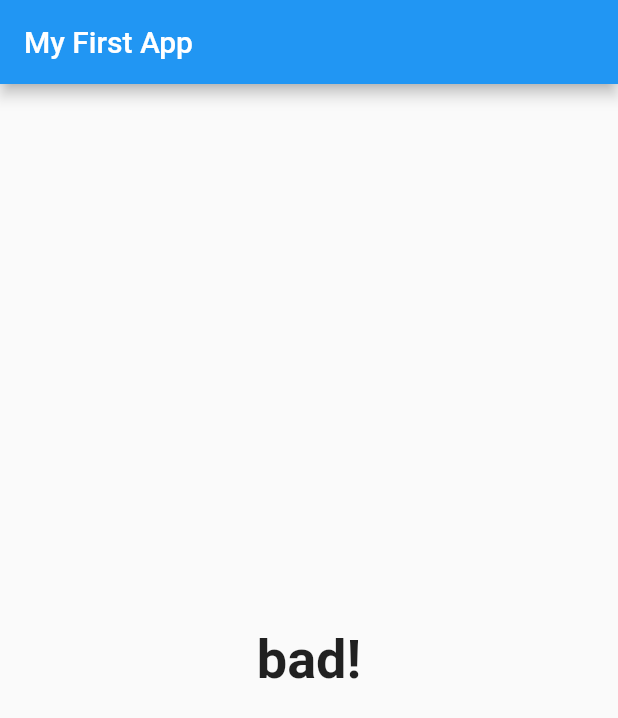
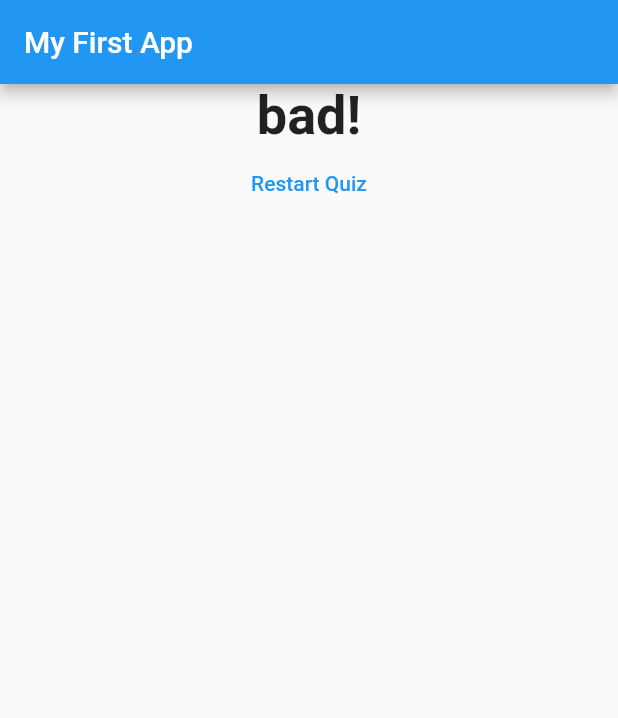
Before and after one commit to soumya-94/flutter_basic_guide, a Flutter app: the screen it shows after launch, after a tap on "blue", after a tap on "snake", after a tap on "food3", on a phone screen of 412 x 824 dp. Shown: the top 718 px of the screen. Run offline on Flutter 3.47's test engine with Material 2 defaults, Android fonts, the phone set to English and light mode, and no system bars.

Commit message:
final changes

```diff
--- a/lib/main.dart
+++ b/lib/main.dart
@@ -46,13 +46,19 @@ class _MyAppState extends State<MyApp> {
   var _questionIndex = 0;
   var _totalScore = 0;
 
+  void _resetQuiz() {
+    setState(() {
+      _questionIndex = 0;
+      _totalScore = 0;
+    });
+  }
+
   void _answerQues(int score) {
     _totalScore += score;
 
     setState(() {
       _questionIndex = _questionIndex + 1;
     });
-    print(_questionIndex);
   }
 
   @override
@@ -67,7 +73,7 @@ class _MyAppState extends State<MyApp> {
               answerQues: _answerQues,
               questionIndex: _questionIndex,
               questions: _questions)
-          : Result(_totalScore),
+          : Result(_totalScore, _resetQuiz),
     ));
   }
 }
--- a/lib/result.dart
+++ b/lib/result.dart
@@ -2,8 +2,9 @@ import 'package:flutter/material.dart';
 
 class Result extends StatelessWidget {
   final int resultantScore;
+  final Function reset;
 
-  Result(this.resultantScore);
+  Result(this.resultantScore, this.reset);
 
   String get resultPhrase {
     String text;
@@ -22,10 +23,20 @@ class Result extends StatelessWidget {
   @override
   Widget build(BuildContext context) {
     return Center(
-      child: Text(
-        resultPhrase,
-        style: TextStyle(fontSize: 36, fontWeight: FontWeight.bold),
-        textAlign: TextAlign.center,
+      child: Column(
+        children: [
+          Text(
+            resultPhrase,
+            style: TextStyle(fontSize: 36, fontWeight: FontWeight.bold),
+            textAlign: TextAlign.center,
+          ),
+          TextButton(
+              onPressed: reset,
+              child: Text('Restart Quiz'),
+              style: ButtonStyle(
+                foregroundColor: MaterialStateProperty.all(Colors.blue),
+              ))
+        ],
       ),
     );
   }
```
